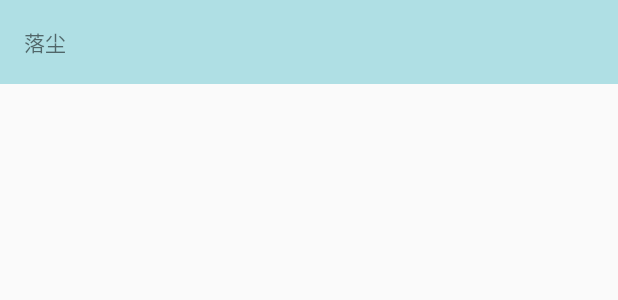
After one commit to NiLuogege/LuoChen, an Android app: the layout activity_image_me.xml on its own in the app's theme, with its tools: preview values and no code run, on a phone screen of 412 x 824 dp. The commit adds this screen. Shown: the top 300 px of the screen. Run offline under Robolectric (Android 15) with nearby library versions, the phone set to English and light mode, and no system bars.

Commit message:
toolbar 家完成了

```diff
--- a/app/src/main/java/com/example/well/luochen/mode/fragment/ImageFragment.java
+++ b/app/src/main/java/com/example/well/luochen/mode/fragment/ImageFragment.java
@@ -7,6 +7,7 @@ import android.widget.ImageView;
 import com.example.well.luochen.R;
 import com.example.well.luochen.mode.activity.MVImageActivity_;
 import com.example.well.luochen.mode.activity.MainActivity;
+import com.example.well.luochen.mode.activity.MeImageActivity_;
 import com.nostra13.universalimageloader.core.ImageLoader;
 import com.nostra13.universalimageloader.core.assist.FailReason;
 import com.nostra13.universalimageloader.core.listener.ImageLoadingListener;
@@ -72,7 +73,7 @@ public class ImageFragment extends BaseFragment {
 
     @Click
     void iv_me() {
-
+        MeImageActivity_.intent(mActivity).start();
     }
 
     @Click
--- /dev/null
+++ b/app/src/main/res/layout/activity_image_me.xml
@@ -0,0 +1,18 @@
+<?xml version="1.0" encoding="utf-8"?>
+<RelativeLayout xmlns:android="http://schemas.android.com/apk/res/android"
+                android:layout_width="match_parent"
+                android:layout_height="match_parent">
+
+    <android.support.v7.widget.Toolbar
+        android:id="@+id/tl_me"
+        android:layout_width="match_parent"
+        android:layout_height="wrap_content"
+        android:background="@color/blue">
+
+        <TextView
+            android:layout_width="wrap_content"
+            android:layout_height="wrap_content"
+            android:text="落尘"/>
+    </android.support.v7.widget.Toolbar>
+
+</RelativeLayout>
--- a/app/src/main/res/values/styles.xml
+++ b/app/src/main/res/values/styles.xml
@@ -87,5 +87,20 @@
         <item name="android:minWidth">1.0dip</item>
     </style>
 
+    <style name="toolbar_me" parent="Theme.AppCompat.Light.NoActionBar">
+        <!-- toolbar（actionbar）颜色 -->
+        <item name="colorPrimary">@color/blue</item>
+        <!-- 状态栏颜色 -->
+        <item name="colorPrimaryDark">@color/color_2</item>
+        <!-- 窗口的背景颜色 -->
+        <item name="android:windowBackground">@android:color/white</item>
+        <item name="actionOverflowMenuStyle">@style/toolbar</item>
+    </style>
+
+    <style name="toolbar" parent="@style/Widget.AppCompat.Light.PopupMenu.Overflow">
+        <item name="overlapAnchor">false</item>
+
+    </style>
+
 
 </resources>
```
Also changed, not shown: app/src/main/AndroidManifest.xml (+7 -0 lines), app/src/main/java/com/example/well/luochen/mode/activity/MeImageActivity.java (added, +37 -0 lines), app/src/main/res/menu/menu_main.xml (added, +23 -0 lines), app/src/main/res/menu/menu_toolbar_meimage.xml (added, +34 -0 lines).
